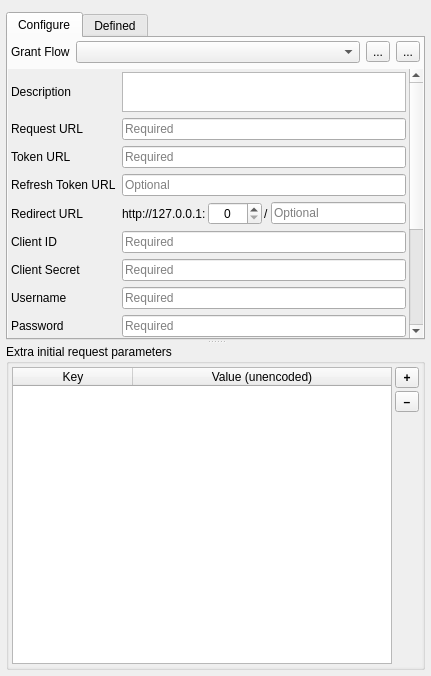
Qt form src/auth/oauth2/qgsauthoauth2edit.ui (qgis/QGIS) before a commit.
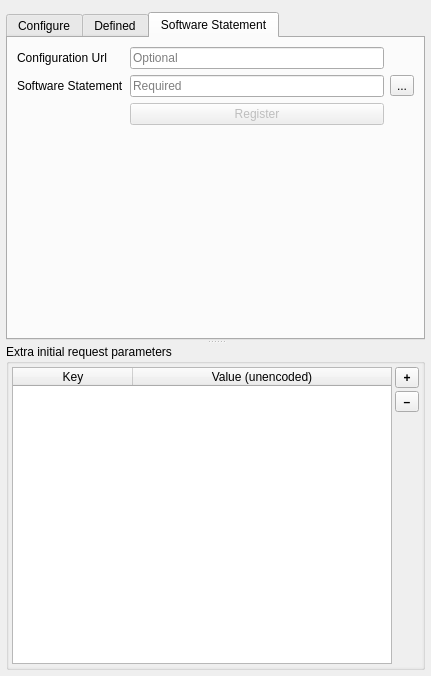
The same form after that commit. Icons and pictures are not drawn. Custom widgets are drawn as their Qt base class.

Patch:
```diff
--- a/src/auth/oauth2/qgsauthoauth2edit.ui
+++ b/src/auth/oauth2/qgsauthoauth2edit.ui
@@ -75,7 +75,7 @@
        </sizepolicy>
       </property>
       <property name="currentIndex">
-       <number>0</number>
+       <number>2</number>
       </property>
       <widget class="QWidget" name="tabCustom">
        <attribute name="title">
@@ -202,7 +202,7 @@
            <property name="geometry">
             <rect>
              <x>0</x>
-             <y>-241</y>
+             <y>0</y>
              <width>401</width>
              <height>516</height>
             </rect>
@@ -734,6 +734,85 @@
         </item>
        </layout>
       </widget>
+      <widget class="QWidget" name="tabStatement">
+       <attribute name="title">
+        <string>Software Statement</string>
+       </attribute>
+       <layout class="QVBoxLayout" name="verticalLayout_7">
+        <property name="spacing">
+         <number>6</number>
+        </property>
+        <property name="sizeConstraint">
+         <enum>QLayout::SetDefaultConstraint</enum>
+        </property>
+        <item>
+         <layout class="QGridLayout" name="gridLayout_4">
+          <item row="1" column="0">
+           <widget class="QLabel" name="lblSoftStatementDir">
+            <property name="text">
+             <string>Software Statement</string>
+            </property>
+           </widget>
+          </item>
+          <item row="0" column="1">
+           <widget class="QLineEdit" name="leSoftwareStatementConfigUrl">
+            <property name="placeholderText">
+             <string>Optional</string>
+            </property>
+           </widget>
+          </item>
+          <item row="1" column="2">
+           <widget class="QToolButton" name="btnSoftStatementDir">
+            <property name="text">
+             <string>...</string>
+            </property>
+            <property name="icon">
+             <iconset resource="oauth2_resources.qrc">
+              <normaloff>:/oauth2method/oauth2_resources/fileopen.svg</normaloff>:/oauth2method/oauth2_resources/fileopen.svg</iconset>
+            </property>
+           </widget>
+          </item>
+          <item row="0" column="0">
+           <widget class="QLabel" name="lblConfigUrl">
+            <property name="text">
+             <string>Configuration Url</string>
+            </property>
+           </widget>
+          </item>
+          <item row="1" column="1">
+           <widget class="QLineEdit" name="leSoftwareStatementJwtPath">
+            <property name="placeholderText">
+             <string>Required</string>
+            </property>
+           </widget>
+          </item>
+          <item row="2" column="1">
+           <widget class="QPushButton" name="btnRegister">
+            <property name="enabled">
+             <bool>false</bool>
+            </property>
+            <property name="text">
+             <string>Register</string>
+            </property>
+           </widget>
+          </item>
+         </layout>
+        </item>
+        <item>
+         <spacer name="verticalSpacer_2">
+          <property name="orientation">
+           <enum>Qt::Vertical</enum>
+          </property>
+          <property name="sizeHint" stdset="0">
+           <size>
+            <width>20</width>
+            <height>40</height>
+           </size>
+          </property>
+         </spacer>
+        </item>
+       </layout>
+      </widget>
      </widget>
      <widget class="QgsCollapsibleGroupBoxBasic" name="grpbxAdvanced">
       <property name="sizePolicy">
```
